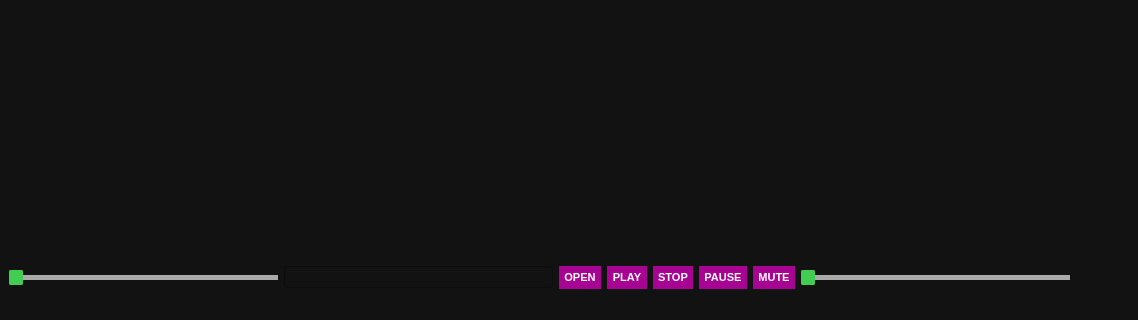
Before: the Qt Designer form soft336SLplayer/mainwindow.ui in LalinduWenasara/VideoPlayer, drawn with Qt 5; both pictures show x 0 to 1138 and y 444 to 764 of the 1138 by 764 pixel window.
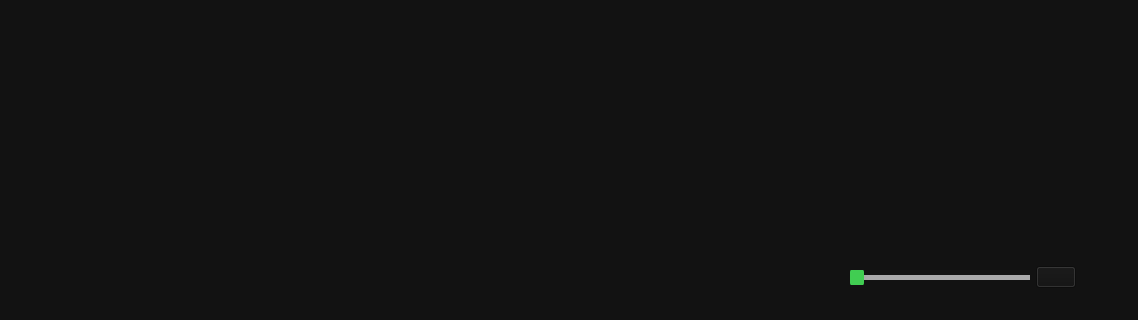
After: the same form once the commit is applied.

Patch:
```diff
--- a/soft336SLplayer/mainwindow.ui
+++ b/soft336SLplayer/mainwindow.ui
@@ -25,7 +25,33 @@
   </property>
   <widget class="QWidget" name="centralwidget">
    <layout class="QGridLayout" name="gridLayout">
-    <item row="3" column="2">
+    <item row="3" column="0">
+     <spacer name="horizontalSpacer">
+      <property name="orientation">
+       <enum>Qt::Horizontal</enum>
+      </property>
+      <property name="sizeHint" stdset="0">
+       <size>
+        <width>40</width>
+        <height>20</height>
+       </size>
+      </property>
+     </spacer>
+    </item>
+    <item row="3" column="3">
+     <spacer name="horizontalSpacer_3">
+      <property name="orientation">
+       <enum>Qt::Horizontal</enum>
+      </property>
+      <property name="sizeHint" stdset="0">
+       <size>
+        <width>40</width>
+        <height>20</height>
+       </size>
+      </property>
+     </spacer>
+    </item>
+    <item row="3" column="1">
      <layout class="QHBoxLayout" name="horizontalLayout">
       <property name="sizeConstraint">
        <enum>QLayout::SetDefaultConstraint</enum>
@@ -35,7 +61,7 @@
         <property name="styleSheet">
          <string notr="true">QPushButton
 {
-	background-color: #a80493;
+	background-color: #transparent;
 	color: #fff;
 	font-size: 11px;
 	font-weight: bold;
@@ -48,7 +74,7 @@
 
 QPushButton::disabled
 {
-	background-color: #5c5c5c;
+	background-color: #transparent;
 
 }
 
@@ -61,7 +87,7 @@
 </string>
         </property>
         <property name="text">
-         <string>OPEN</string>
+         <string/>
         </property>
        </widget>
       </item>
@@ -70,7 +96,7 @@
         <property name="styleSheet">
          <string notr="true">QPushButton
 {
-	background-color: #a80493;
+	background-color: #transparent;
 	color: #fff;
 	font-size: 11px;
 	font-weight: bold;
@@ -83,7 +109,7 @@
 
 QPushButton::disabled
 {
-	background-color: #5c5c5c;
+	background-color: #transparent;
 
 }
 
@@ -96,7 +122,42 @@
 </string>
         </property>
         <property name="text">
-         <string>PLAY</string>
+         <string/>
+        </property>
+       </widget>
+      </item>
+      <item>
+       <widget class="QPushButton" name="stopbtn2">
+        <property name="styleSheet">
+         <string notr="true">QPushButton
+{
+	background-color: #transparent;
+	color: #fff;
+	font-size: 11px;
+	font-weight: bold;
+	border: none;
+	border-radius: 25px;
+	padding: 5px;
+
+}
+
+
+QPushButton::disabled
+{
+	background-color: #transparent;
+
+}
+
+
+QPushButton::pressed
+{
+	background-color: #ff4747;
+
+}
+</string>
+        </property>
+        <property name="text">
+         <string/>
         </property>
        </widget>
       </item>
@@ -105,7 +166,7 @@
         <property name="styleSheet">
          <string notr="true">QPushButton
 {
-	background-color: #a80493;
+	background-color: #transparent;
 	color: #fff;
 	font-size: 11px;
 	font-weight: bold;
@@ -118,7 +179,7 @@
 
 QPushButton::disabled
 {
-	background-color: #5c5c5c;
+	background-color: #transparent;
 
 }
 
@@ -131,7 +192,7 @@
 </string>
         </property>
         <property name="text">
-         <string>STOP</string>
+         <string/>
         </property>
        </widget>
       </item>
@@ -140,7 +201,7 @@
         <property name="styleSheet">
          <string notr="true">QPushButton
 {
-	background-color: #a80493;
+	background-color: #transparent;
 	color: #fff;
 	font-size: 11px;
 	font-weight: bold;
@@ -153,7 +214,7 @@
 
 QPushButton::disabled
 {
-	background-color: #5c5c5c;
+	background-color: #transparent;
 
 }
 
@@ -166,595 +227,13 @@
 </string>
         </property>
         <property name="text">
-         <string>PAUSE</string>
-        </property>
-       </widget>
-      </item>
-      <item>
-       <widget class="QPushButton" name="muteBtn">
-        <property name="styleSheet">
-         <string notr="true">QPushButton
-{
-	background-color: #a80493;
-	color: #fff;
-	font-size: 11px;
-	font-weight: bold;
-	border: none;
-	border-radius: 25px;
-	padding: 5px;
-
-}
-
-
-QPushButton::disabled
-{
-	background-color: #5c5c5c;
-
-}
-
-
-QPushButton::pressed
-{
-	background-color: #ff4747;
-
-}
-</string>
-        </property>
-        <property name="text">
-         <string>MUTE</string>
+         <string/>
         </property>
        </widget>
       </item>
      </layout>
     </item>
-    <item row="0" column="0" rowspan="2" colspan="7">
-     <layout class="QVBoxLayout" name="verticalLayout"/>
-    </item>
-    <item row="3" column="3">
-     <widget class="QSlider" name="volumeVerticalSlider">
-      <property name="styleSheet">
-       <string notr="true">QSlider 
-{
-	background-color: transparent;
-
-}
-
-QSlider::groove:horizontal 
-{
-	background-color: transparent;
-	height: 5px;
-
-}
-
-
-QSlider::sub-page:horizontal 
-{
-	background-color: #41cd52;
-
-}
-
-
-QSlider::add-page:horizontal 
-{
-	background-color: #a9a9aa;
-
-}
-
-
-QSlider::handle:horizontal 
-{
-	background-color: #41cd52;
-	width: 14px;
-	margin-top: -6px;
-	margin-bottom: -6px;
-	border-radius: 3px;
-
-}
-
-
-QSlider::handle:horizontal:hover 
-{
-	background-color: #22af00;
-	border-radius: 3px;
-
-}
-
-
-QSlider::sub-page:horizontal:disabled 
-{
-	background-color: #bbb;
-	border-color: #999;
-
-}
-
-
-QSlider::add-page:horizontal:disabled 
-{
-	background-color: #eee;
-	border-color: #999;
-
-}
-
-
-QSlider::handle:horizontal:disabled 
-{
-	background-color: #eee;
-	border: 1px solid #aaa;
-	border-radius: 3px;
-
-}
-
-
-QSlider::groove:vertical 
-{
-	background-color: transparent;
-	width: 5px;
-
-}
-
-
-QSlider::sub-page:vertical 
-{
-	background-color: #41cd52;
-
-}
-
-
-QSlider::add-page:vertical 
-{
-	background-color: #a9a9aa;
-
-}
-
-
-QSlider::handle:vertical 
-{
-	background-color: #41cd52;
-	height: 14px;
-	margin-left: -6px;
-	margin-right: -6px;
-	border-radius: 3px;
-
-}
-
-
-QSlider::handle:vertical:hover 
-{
-	background-color: #22af00;
-	border-radius: 3px;
-
-}
-
-
-QSlider::sub-page:vertical:disabled 
-{
-	background-color: #bbb;
-	border-color: #999;
-
-}
-
-
-QSlider::add-page:vertical:disabled 
-{
-	background-color: #eee;
-	border-color: #999;
-
-}
-
-
-QSlider::handle:vertical:disabled 
-{
-	background-color: #eee;
-	border: 1px solid #aaa;
-	border-radius: 3px;
-
-}</string>
-      </property>
-      <property name="orientation">
-       <enum>Qt::Horizontal</enum>
-      </property>
-     </widget>
-    </item>
-    <item row="3" column="0">
-     <widget class="QSlider" name="positionSdr">
-      <property name="styleSheet">
-       <string notr="true">QSlider 
-{
-	background-color: transparent;
-
-}
-
-QSlider::groove:horizontal 
-{
-	background-color: transparent;
-	height: 5px;
-
-}
-
-
-QSlider::sub-page:horizontal 
-{
-	background-color: #41cd52;
-
-}
-
-
-QSlider::add-page:horizontal 
-{
-	background-color: #a9a9aa;
-
-}
-
-
-QSlider::handle:horizontal 
-{
-	background-color: #41cd52;
-	width: 14px;
-	margin-top: -6px;
-	margin-bottom: -6px;
-	border-radius: 3px;
-
-}
-
-
-QSlider::handle:horizontal:hover 
-{
-	background-color: #22af00;
-	border-radius: 3px;
-
-}
-
-
-QSlider::sub-page:horizontal:disabled 
-{
-	background-color: #bbb;
-	border-color: #999;
-
-}
-
-
-QSlider::add-page:horizontal:disabled 
-{
-	background-color: #eee;
-	border-color: #999;
-
-}
-
-
-QSlider::handle:horizontal:disabled 
-{
-	background-color: #eee;
-	border: 1px solid #aaa;
-	border-radius: 3px;
-
-}
-
-
-QSlider::groove:vertical 
-{
-	background-color: transparent;
-	width: 5px;
-
-}
-
-
-QSlider::sub-page:vertical 
-{
-	background-color: #41cd52;
-
-}
-
-
-QSlider::add-page:vertical 
-{
-	background-color: #a9a9aa;
-
-}
-
-
-QSlider::handle:vertical 
-{
-	background-color: #41cd52;
-	height: 14px;
-	margin-left: -6px;
-	margin-right: -6px;
-	border-radius: 3px;
-
-}
-
-
-QSlider::handle:vertical:hover 
-{
-	background-color: #22af00;
-	border-radius: 3px;
-
-}
-
-
-QSlider::sub-page:vertical:disabled 
-{
-	background-color: #bbb;
-	border-color: #999;
-
-}
-
-
-QSlider::add-page:vertical:disabled 
-{
-	background-color: #eee;
-	border-color: #999;
-
-}
-
-
-QSlider::handle:vertical:disabled 
-{
-	background-color: #eee;
-	border: 1px solid #aaa;
-	border-radius: 3px;
-
-}</string>
-      </property>
-      <property name="minimum">
-       <number>0</number>
-      </property>
-      <property name="maximum">
-       <number>99</number>
-      </property>
-      <property name="orientation">
-       <enum>Qt::Horizontal</enum>
-      </property>
-      <property name="tickPosition">
-       <enum>QSlider::NoTicks</enum>
-      </property>
-     </widget>
-    </item>
-    <item row="3" column="1">
-     <widget class="QProgressBar" name="vprogress">
-      <property name="palette">
-       <palette>
-        <active>
-         <colorrole role="WindowText">
-          <brush brushstyle="SolidPattern">
-           <color alpha="255">
-            <red>0</red>
-            <green>0</green>
-            <blue>0</blue>
-           </color>
-          </brush>
-         </colorrole>
-         <colorrole role="Button">
-          <brush brushstyle="SolidPattern">
-           <color alpha="255">
-            <red>18</red>
-            <green>18</green>
-            <blue>18</blue>
-           </color>
-          </brush>
-         </colorrole>
-         <colorrole role="Text">
-          <brush brushstyle="SolidPattern">
-           <color alpha="255">
-            <red>0</red>
-            <green>0</green>
-            <blue>0</blue>
-           </color>
-          </brush>
-         </colorrole>
-         <colorrole role="ButtonText">
-          <brush brushstyle="SolidPattern">
-           <color alpha="255">
-            <red>0</red>
-            <green>0</green>
-            <blue>0</blue>
-           </color>
-          </brush>
-         </colorrole>
-         <colorrole role="Base">
-          <brush brushstyle="SolidPattern">
-           <color alpha="255">
-            <red>18</red>
-            <green>18</green>
-            <blue>18</blue>
-           </color>
-          </brush>
-         </colorrole>
-         <colorrole role="Window">
-          <brush brushstyle="SolidPattern">
-           <color alpha="255">
-            <red>18</red>
-            <green>18</green>
-            <blue>18</blue>
-           </color>
-          </brush>
-         </colorrole>
-         <colorrole role="LinkVisited">
-          <brush brushstyle="SolidPattern">
-           <color alpha="255">
-            <red>240</red>
-            <green>156</green>
-            <blue>255</blue>
-           </color>
-          </brush>
-         </colorrole>
-         <colorrole role="PlaceholderText">
-          <brush brushstyle="NoBrush">
-           <color alpha="128">
-            <red>0</red>
-            <green>0</green>
-            <blue>0</blue>
-           </color>
-          </brush>
-         </colorrole>
-        </active>
-        <inactive>
-         <colorrole role="WindowText">
-          <brush brushstyle="SolidPattern">
-           <color alpha="255">
-            <red>0</red>
-            <green>0</green>
-            <blue>0</blue>
-           </color>
-          </brush>
-         </colorrole>
-         <colorrole role="Button">
-          <brush brushstyle="SolidPattern">
-           <color alpha="255">
-            <red>18</red>
-            <green>18</green>
-            <blue>18</blue>
-           </color>
-          </brush>
-         </colorrole>
-         <colorrole role="Text">
-          <brush brushstyle="SolidPattern">
-           <color alpha="255">
-            <red>0</red>
-            <green>0</green>
-            <blue>0</blue>
-           </color>
-          </brush>
-         </colorrole>
-         <colorrole role="ButtonText">
-          <brush brushstyle="SolidPattern">
-           <color alpha="255">
-            <red>0</red>
-            <green>0</green>
-            <blue>0</blue>
-           </color>
-          </brush>
-         </colorrole>
-         <colorrole role="Base">
-          <brush brushstyle="SolidPattern">
-           <color alpha="255">
-            <red>18</red>
-            <green>18</green>
-            <blue>18</blue>
-           </color>
-          </brush>
-         </colorrole>
-         <colorrole role="Window">
-          <brush brushstyle="SolidPattern">
-           <color alpha="255">
-            <red>18</red>
-            <green>18</green>
-            <blue>18</blue>
-           </color>
-          </brush>
-         </colorrole>
-         <colorrole role="LinkVisited">
-          <brush brushstyle="SolidPattern">
-           <color alpha="255">
-            <red>240</red>
-            <green>156</green>
-            <blue>255</blue>
-           </color>
-          </brush>
-         </colorrole>
-         <colorrole role="PlaceholderText">
-          <brush brushstyle="NoBrush">
-           <color alpha="128">
-            <red>0</red>
-            <green>0</green>
-            <blue>0</blue>
-           </color>
-          </brush>
-         </colorrole>
-        </inactive>
-        <disabled>
-         <colorrole role="WindowText">
-          <brush brushstyle="SolidPattern">
-           <color alpha="255">
-            <red>0</red>
-            <green>0</green>
-            <blue>0</blue>
-           </color>
-          </brush>
-         </colorrole>
-         <colorrole role="Button">
-          <brush brushstyle="SolidPattern">
-           <color alpha="255">
-            <red>18</red>
-            <green>18</green>
-            <blue>18</blue>
-           </color>
-          </brush>
-         </colorrole>
-         <colorrole role="Text">
-          <brush brushstyle="SolidPattern">
-           <color alpha="255">
-            <red>0</red>
-            <green>0</green>
-            <blue>0</blue>
-           </color>
-          </brush>
-         </colorrole>
-         <colorrole role="ButtonText">
-          <brush brushstyle="SolidPattern">
-           <color alpha="255">
-            <red>0</red>
-            <green>0</green>
-            <blue>0</blue>
-           </color>
-          </brush>
-         </colorrole>
-         <colorrole role="Base">
-          <brush brushstyle="SolidPattern">
-           <color alpha="255">
-            <red>18</red>
-            <green>18</green>
-            <blue>18</blue>
-           </color>
-          </brush>
-         </colorrole>
-         <colorrole role="Window">
-          <brush brushstyle="SolidPattern">
-           <color alpha="255">
-            <red>18</red>
-            <green>18</green>
-            <blue>18</blue>
-           </color>
-          </brush>
-         </colorrole>
-         <colorrole role="LinkVisited">
-          <brush brushstyle="SolidPattern">
-           <color alpha="255">
-            <red>240</red>
-            <green>156</green>
-            <blue>255</blue>
-           </color>
-          </brush>
-         </colorrole>
-         <colorrole role="PlaceholderText">
-          <brush brushstyle="NoBrush">
-           <color alpha="128">
-            <red>0</red>
-            <green>0</green>
-            <blue>0</blue>
-           </color>
-          </brush>
-         </colorrole>
-        </disabled>
-       </palette>
-      </property>
-      <property name="acceptDrops">
-       <bool>false</bool>
-      </property>
-      <property name="autoFillBackground">
-       <bool>false</bool>
-      </property>
-      <property name="value">
-       <number>0</number>
-      </property>
-      <property name="textVisible">
-       <bool>false</bool>
-      </property>
-      <property name="orientation">
-       <enum>Qt::Horizontal</enum>
-      </property>
-     </widget>
-    </item>
-    <item row="3" column="5">
+    <item row="3" column="7">
      <widget class="QPushButton" name="pushButton">
       <property name="styleSheet">
        <string notr="true">QPushButton
@@ -801,6 +280,209 @@
       </property>
      </widget>
     </item>
+    <item row="3" column="2">
+     <spacer name="horizontalSpacer_2">
+      <property name="orientation">
+       <enum>Qt::Horizontal</enum>
+      </property>
+      <property name="sizeHint" stdset="0">
+       <size>
+        <width>40</width>
+        <height>20</height>
+       </size>
+      </property>
+     </spacer>
+    </item>
+    <item row="3" column="6">
+     <widget class="QPushButton" name="pushButton_2">
+      <property name="text">
+       <string/>
+      </property>
+     </widget>
+    </item>
+    <item row="0" column="0" rowspan="2" colspan="9">
+     <layout class="QVBoxLayout" name="verticalLayout"/>
+    </item>
+    <item row="3" column="5">
+     <widget class="QSlider" name="volumeVerticalSlider">
+      <property name="styleSheet">
+       <string notr="true">QSlider 
+{
+	background-color: transparent;
+
+}
+
+QSlider::groove:horizontal 
+{
+	background-color: transparent;
+	height: 5px;
+
+}
+
+
+QSlider::sub-page:horizontal 
+{
+	background-color: #41cd52;
+
+}
+
+
+QSlider::add-page:horizontal 
+{
+	background-color: #a9a9aa;
+
+}
+
+
+QSlider::handle:horizontal 
+{
+	background-color: #41cd52;
+	width: 14px;
+	margin-top: -6px;
+	margin-bottom: -6px;
+	border-radius: 3px;
+
+}
+
+
+QSlider::handle:horizontal:hover 
+{
+	background-color: #22af00;
+	border-radius: 3px;
+
+}
+
+
+QSlider::sub-page:horizontal:disabled 
+{
+	background-color: #bbb;
+	border-color: #999;
+
+}
+
+
+QSlider::add-page:horizontal:disabled 
+{
+	background-color: #eee;
+	border-color: #999;
+
+}
+
+
+QSlider::handle:horizontal:disabled 
+{
+	background-color: #eee;
+	border: 1px solid #aaa;
+	border-radius: 3px;
+
+}
+
+
+QSlider::groove:vertical 
+{
+	background-color: transparent;
+	width: 5px;
+
+}
+
+
+QSlider::sub-page:vertical 
+{
+	background-color: #41cd52;
+
+}
+
+
+QSlider::add-page:vertical 
+{
+	background-color: #a9a9aa;
+
+}
+
+
+QSlider::handle:vertical 
+{
+	background-color: #41cd52;
+	height: 14px;
+	margin-left: -6px;
+	margin-right: -6px;
+	border-radius: 3px;
+
+}
+
+
+QSlider::handle:vertical:hover 
+{
+	background-color: #22af00;
+	border-radius: 3px;
+
+}
+
+
+QSlider::sub-page:vertical:disabled 
+{
+	background-color: #bbb;
+	border-color: #999;
+
+}
+
+
+QSlider::add-page:vertical:disabled 
+{
+	background-color: #eee;
+	border-color: #999;
+
+}
+
+
+QSlider::handle:vertical:disabled 
+{
+	background-color: #eee;
+	border: 1px solid #aaa;
+	border-radius: 3px;
+
+}</string>
+      </property>
+      <property name="orientation">
+       <enum>Qt::Horizontal</enum>
+      </property>
+     </widget>
+    </item>
+    <item row="3" column="4">
+     <widget class="QPushButton" name="muteBtn">
+      <property name="styleSheet">
+       <string notr="true">QPushButton
+{
+	background-color: #transparent;
+	color: #fff;
+	font-size: 11px;
+	font-weight: bold;
+	border: none;
+	border-radius: 25px;
+	padding: 5px;
+
+}
+
+
+QPushButton::disabled
+{
+	background-color: #transparent;
+
+}
+
+
+QPushButton::pressed
+{
+	background-color: #ff4747;
+
+}
+</string>
+      </property>
+      <property name="text">
+       <string/>
+      </property>
+     </widget>
+    </item>
    </layout>
   </widget>
   <widget class="QMenuBar" name="menubar">
```
Left out of the diff: 30 changed lines with no effect on the pictures.
